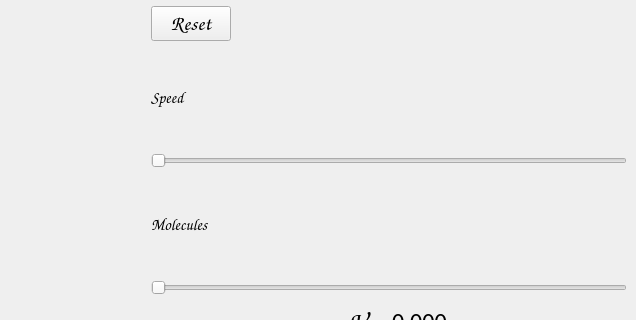
This is window.ui in AmandaBloom/brownian_motion_simulation as Qt 5 draws it before an edit; both pictures show x 564 to 1200 and y 159 to 479 of the 1200 by 800 pixel window. The edited form follows.
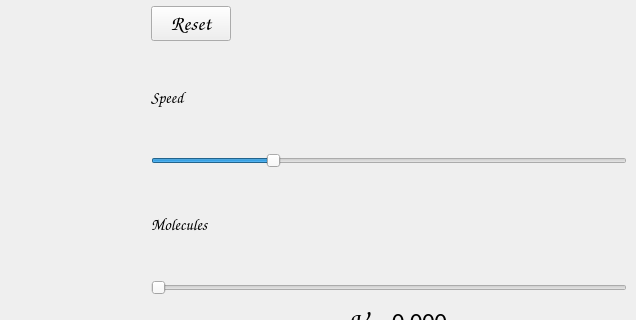
This is the edited form.

```diff
--- a/window.ui
+++ b/window.ui
@@ -129,14 +129,17 @@
            </sizepolicy>
           </property>
           <property name="minimum">
-           <number>1</number>
+           <number>25</number>
           </property>
           <property name="maximum">
-           <number>100</number>
+           <number>125</number>
           </property>
           <property name="singleStep">
            <number>1</number>
           </property>
+          <property name="value">
+           <number>50</number>
+          </property>
           <property name="orientation">
            <enum>Qt::Horizontal</enum>
           </property>
```
